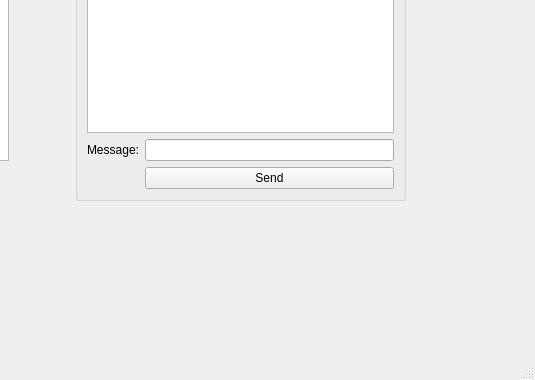
Above: mainwindow.ui from SirMel0n/QT-Desktop-Messenger before the change; both pictures show x 265 to 800 and y 220 to 600 of the 800 by 600 pixel window. Below: the same form after it.
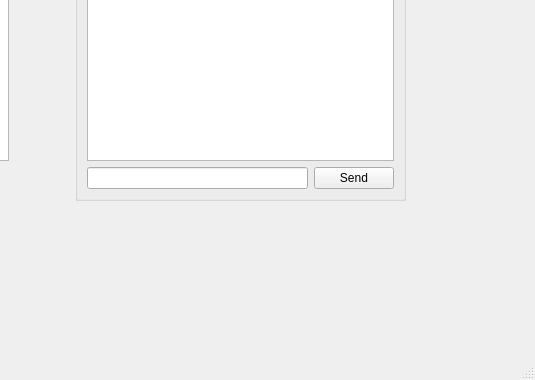
That is the form after the change.

Commit message: Sent and Read status

What changed in the file:
```diff
--- a/mainwindow.ui
+++ b/mainwindow.ui
@@ -27,20 +27,22 @@
      <string>Chat Window</string>
     </property>
     <layout class="QFormLayout" name="formLayout">
-     <item row="2" column="0">
-      <widget class="QLabel" name="label">
+     <item row="0" column="0" colspan="2">
+      <widget class="QLabel" name="lblActiveSession">
        <property name="text">
-        <string>Message:</string>
+        <string>Active session:</string>
        </property>
       </widget>
      </item>
-     <item row="2" column="1">
-      <widget class="QLineEdit" name="lnMessage"/>
-     </item>
      <item row="1" column="0" colspan="2">
       <widget class="QListWidget" name="lstChat"/>
      </item>
-     <item row="3" column="1">
+     <item row="2" column="0" colspan="2">
+      <layout class="QHBoxLayout" name="horizontalLayout_2">
+       <item>
+        <widget class="QLineEdit" name="lnMessage"/>
+       </item>
+       <item>
       <widget class="QPushButton" name="btnSend">
        <property name="minimumSize">
         <size>
@@ -53,12 +55,7 @@
        </property>
       </widget>
      </item>
-     <item row="0" column="0" colspan="2">
-      <widget class="QLabel" name="lblActiveSession">
-       <property name="text">
-        <string>Active session:</string>
-       </property>
-      </widget>
+      </layout>
      </item>
     </layout>
    </widget>
```
Lines whose indentation alone changed are shown as unchanged. The commit also changes 2 other files.
